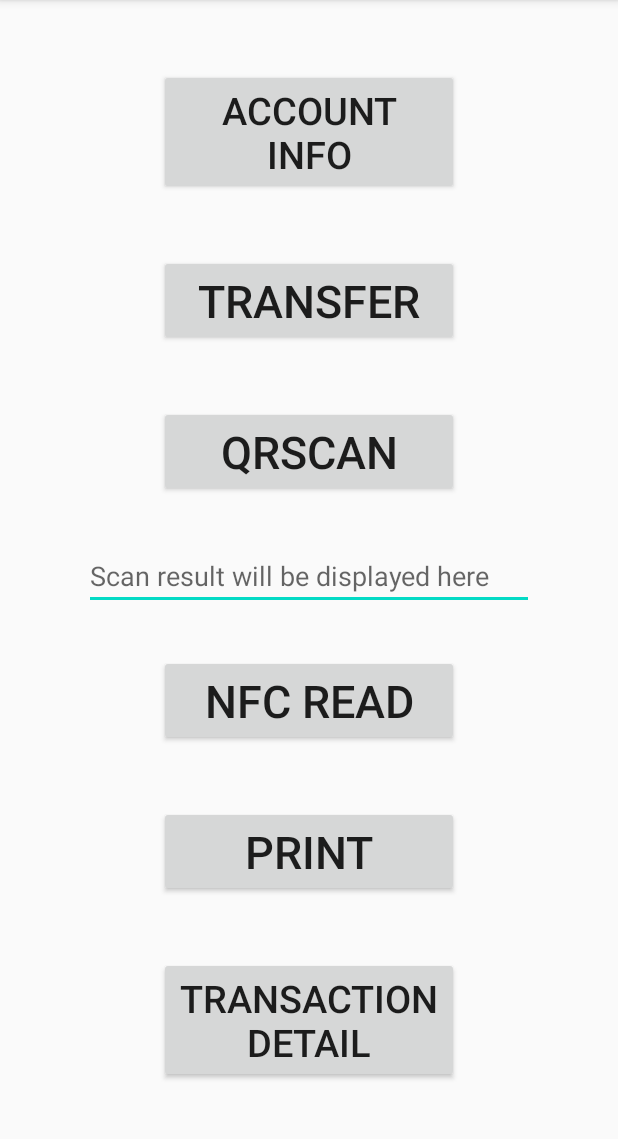
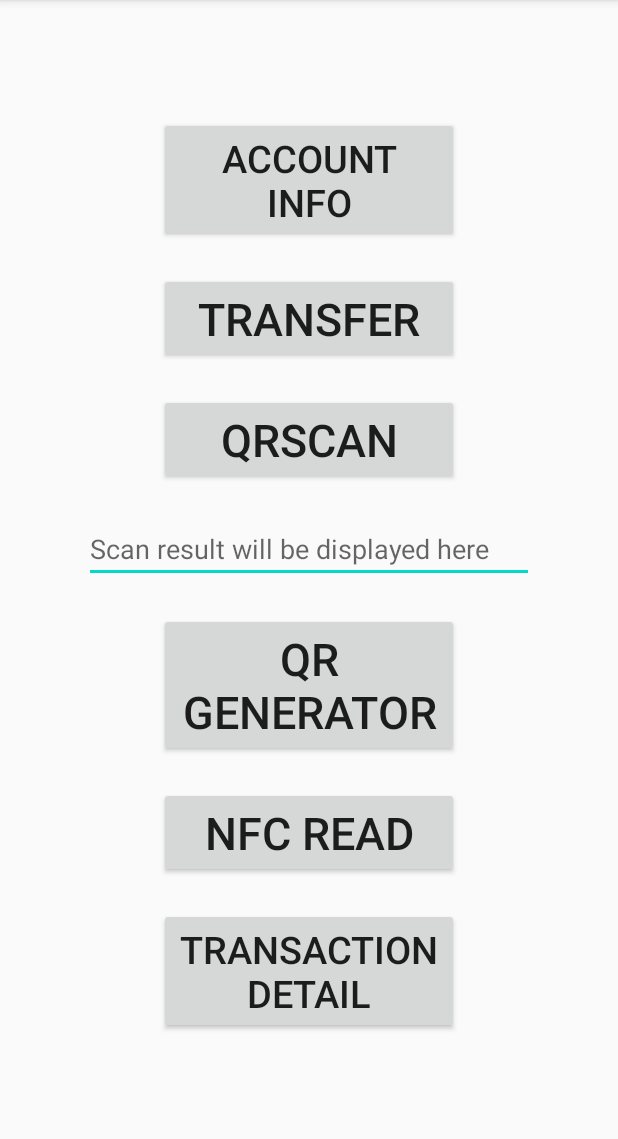
Before and after one commit to louisewang1/cryptomoneyAPP, an Android app: the MainActivity screen opened directly, with no data from a screen before it, on a phone screen of 412 x 824 dp, the part 84-1223 px from its top. Run offline under Robolectric (Android 15) with nearby library versions, the phone set to English and light mode, and no system bars.

Commit message:
qr generator added

```diff
--- a/QRscanTest/app/src/main/java/com/example/cryptomoney/MainActivity.java
+++ b/QRscanTest/app/src/main/java/com/example/cryptomoney/MainActivity.java
@@ -72,11 +72,12 @@ public class MainActivity extends AppCompatActivity {
     private Button account;
     private Button transfer;
     private Button transaction;
+    private Button qrgenerate;
 
     private Connection conn = null;
     private Integer account_id;
 
-    final String AK = "c6a5a445dc25490183f42088f4b78ccf";
+
     private static String timePattern = "yyyy-MM-dd HH:mm:ss";
 
 
@@ -85,8 +86,7 @@ public class MainActivity extends AppCompatActivity {
         super.onCreate(savedInstanceState);
         setContentView(R.layout.activity_main);
 
-        closeAndroidPDialog();
-        init();
+
 
         // 绑定控件
         qrscan = (Button) findViewById(R.id.qrscan);
@@ -95,10 +95,18 @@ public class MainActivity extends AppCompatActivity {
         account = (Button)  findViewById(R.id.account_info);
         transfer = (Button) findViewById(R.id.transfer);
         transaction = (Button) findViewById(R.id.tr_detail);
+        qrgenerate = (Button) findViewById(R.id.qrgenerate);
 
         // 获取从LoginActivity传入的account_id
         Intent intent_from_login = getIntent();
         account_id = intent_from_login.getIntExtra("account_id",0);
+
+        qrgenerate.setOnClickListener(new View.OnClickListener() {
+            @Override
+            public void onClick(View view) {
+                startActivity(new Intent(MainActivity.this, QRgeneratorActivity.class));
+            }
+        });
 
         qrscan.setOnClickListener(new View.OnClickListener() {
             @Override
@@ -122,13 +130,7 @@ public class MainActivity extends AppCompatActivity {
             }
         });
 
-        print.setOnClickListener(new View.OnClickListener() {
-            @Override
-            //TODO: 需要获得AK后测试
-            public void onClick(View view) {
-                startActivity(new Intent(MainActivity.this, BluetoothActivity.class));
-            }
-        });
+
 
         account.setOnClickListener(new View.OnClickListener() {
 
@@ -255,24 +257,7 @@ public class MainActivity extends AppCompatActivity {
     }
 
 
-    private void init() {
-        GTX.init(getApplicationContext(), AK);
-        try {
-            PackageManager pm = getPackageManager();
-            PackageInfo pi = pm.getPackageInfo(getPackageName(), PackageManager.GET_CONFIGURATIONS);
-        } catch (PackageManager.NameNotFoundException e) {
-            e.printStackTrace();
-        }
-
-    }
-
     @Override
-    public boolean onKeyDown(int keyCode, KeyEvent event) {
-        return super.onKeyDown(keyCode, event);
-    }
-
-    @Override
-
     public void onBackPressed() {
         AlertDialog.Builder dialog = new AlertDialog.Builder(MainActivity.this);
         dialog.setTitle("Exit confirmation");
@@ -291,32 +276,5 @@ public class MainActivity extends AppCompatActivity {
 
 
 
-    /**
-     * android9.0 谷歌限制开发者调用非官方公开API 方法或接口(使用@hide注解的系统源码或反射)
-     * 解决debug模式下在国内版Android P上的提醒弹窗 (Detected problems with API compatibility)
-     */
-    //TODO: has error, need fix
-    private void closeAndroidPDialog() {
-        try {
-            Class aClass = Class.forName("android.content.pm.PackageParser$Package");
-            Constructor declaredConstructor = aClass.getDeclaredConstructor(String.class);
-            declaredConstructor.setAccessible(true);
-        } catch (Exception e) {
-            e.printStackTrace();
-        }
-        try {
-            Class cls = Class.forName("android.app.ActivityThread");
-            Method declaredMethod = cls.getDeclaredMethod("currentActivityThread");
-            declaredMethod.setAccessible(true);
-            Object activityThread = declaredMethod.invoke(null);
-            Field mHiddenApiWarningShown = cls.getDeclaredField("mHiddenApiWarningShown");
-            mHiddenApiWarningShown.setAccessible(true);
-            mHiddenApiWarningShown.setBoolean(activityThread, true);
-        } catch (Exception e) {
-            e.printStackTrace();
-        }
-    }
-
-
 
 }
--- a/QRscanTest/app/src/main/java/com/example/cryptomoney/PostService.java
+++ b/QRscanTest/app/src/main/java/com/example/cryptomoney/PostService.java
@@ -91,7 +91,7 @@ public class PostService {
 
     public static String Post(String data){
         try {
-            String path = "http://10.5.209.44:8080/WebServer/UserServlet"; //ur server ip
+            String path = "http://192.168.1.5:8080/WebServer/UserServlet"; //ur server ip
             URL url = new URL(path);
             HttpURLConnection conn =  (HttpURLConnection) url.openConnection();
             conn.setConnectTimeout(8000);
--- a/QRscanTest/app/src/main/res/layout/activity_main.xml
+++ b/QRscanTest/app/src/main/res/layout/activity_main.xml
@@ -10,8 +10,8 @@
         android:layout_width="200dp"
         android:layout_height="wrap_content"
         android:layout_gravity="center_horizontal"
-        android:layout_margin="20dp"
         android:text="Account Info"
+        android:layout_margin="10dp"
         android:textSize="25sp" />
 
     <Button
@@ -19,8 +19,8 @@
         android:layout_width="200dp"
         android:layout_height="wrap_content"
         android:layout_gravity="center_horizontal"
-        android:layout_margin="20dp"
         android:text="Transfer"
+        android:layout_margin="10dp"
         android:textSize="30sp" />
 
     <Button
@@ -28,8 +28,8 @@
         android:layout_width="200dp"
         android:layout_height="wrap_content"
         android:layout_gravity="center_horizontal"
-        android:layout_margin="20dp"
         android:text="QRscan"
+        android:layout_margin="10dp"
         android:textSize="30sp"></Button>
 
     <EditText
@@ -43,39 +43,41 @@
     </EditText>
 
     <Button
+        android:layout_width="200dp"
+        android:layout_height="wrap_content"
+        android:id="@+id/qrgenerate"
+        android:text="QR generator"
+        android:layout_gravity="center_horizontal"
+        android:layout_margin="10dp"
+        android:textSize="30sp" >
+    </Button>
+
+    <Button
         android:id="@+id/nfctag"
         android:layout_width="200dp"
         android:layout_height="wrap_content"
         android:layout_gravity="center_horizontal"
-        android:layout_margin="20dp"
         android:text="NFC Read"
+        android:layout_margin="10dp"
         android:textSize="30sp" />
 
-    <Button
-        android:id="@+id/print"
-        android:layout_width="200dp"
-        android:layout_height="wrap_content"
-        android:layout_gravity="center_horizontal"
-        android:layout_margin="20dp"
-        android:text="print"
-        android:textSize="30sp"></Button>
+<!--    <Button-->
+<!--        android:id="@+id/print"-->
+<!--        android:layout_width="200dp"-->
+<!--        android:layout_height="wrap_content"-->
+<!--        android:layout_gravity="center_horizontal"-->
+<!--        android:text="print"-->
+<!--        android:textSize="30sp"></Button>-->
 
     <Button
         android:id="@+id/tr_detail"
         android:layout_width="200dp"
         android:layout_height="wrap_content"
         android:layout_gravity="center_horizontal"
-        android:layout_margin="20dp"
         android:text="Transaction detail"
+        android:layout_margin="10dp"
         android:textSize="25sp"></Button>
 
-<!--    <Button-->
-<!--        android:id="@+id/sql"-->
-<!--        android:layout_width="200dp"-->
-<!--        android:layout_height="wrap_content"-->
-<!--        android:layout_gravity="center_horizontal"-->
-<!--        android:layout_margin="20dp"-->
-<!--        android:text="MySQL"-->
-<!--        android:textSize="30sp"></Button>-->
+
 
 </LinearLayout>
```
Also changed, not shown: QRscanTest/app/src/main/AndroidManifest.xml (+11 -18 lines), QRscanTest/app/src/main/java/com/example/cryptomoney/QRgeneratorActivity.java (added, +119 -0 lines), QRscanTest/app/src/main/res/layout/activity_qr_generator.xml (added, +48 -0 lines), 2 other files.
